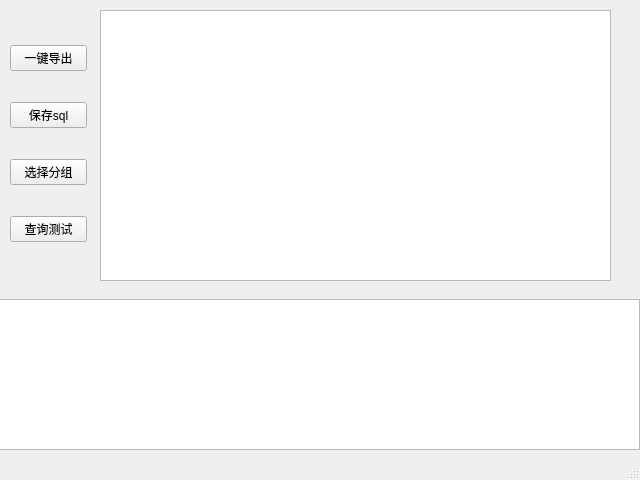
Qt form mainWindow.ui (wldld/exportToEXcel) before a commit.
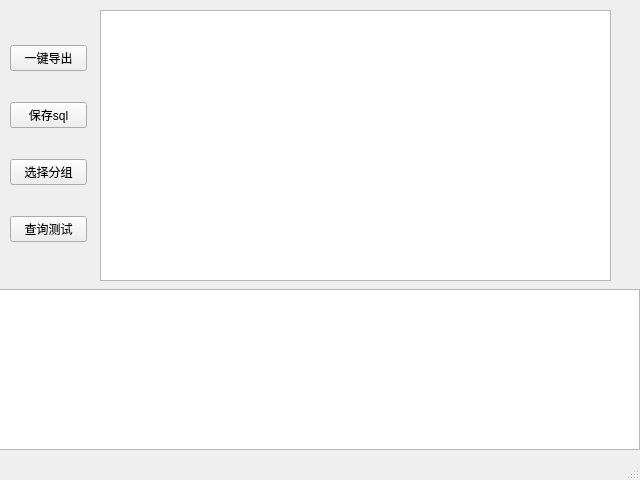
The same form after that commit.

Commit message: 修改，里面有报错，回家解决

```diff
--- a/mainWindow.ui
+++ b/mainWindow.ui
@@ -24,9 +24,9 @@
     <property name="geometry">
      <rect>
       <x>-1</x>
-      <y>299</y>
+      <y>289</y>
       <width>641</width>
-      <height>151</height>
+      <height>161</height>
      </rect>
     </property>
     <layout class="QVBoxLayout" name="verticalLayout_2">
```
Left out of the diff: 4 changed lines with no effect on the pictures. The commit also changes 2 other files.
